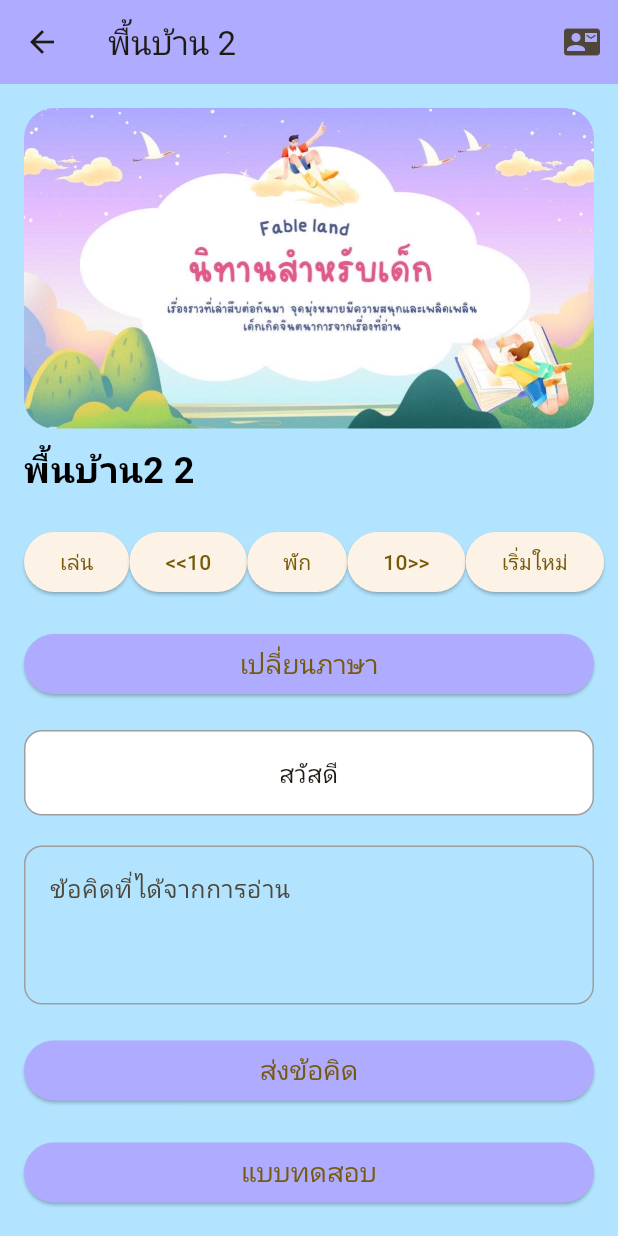
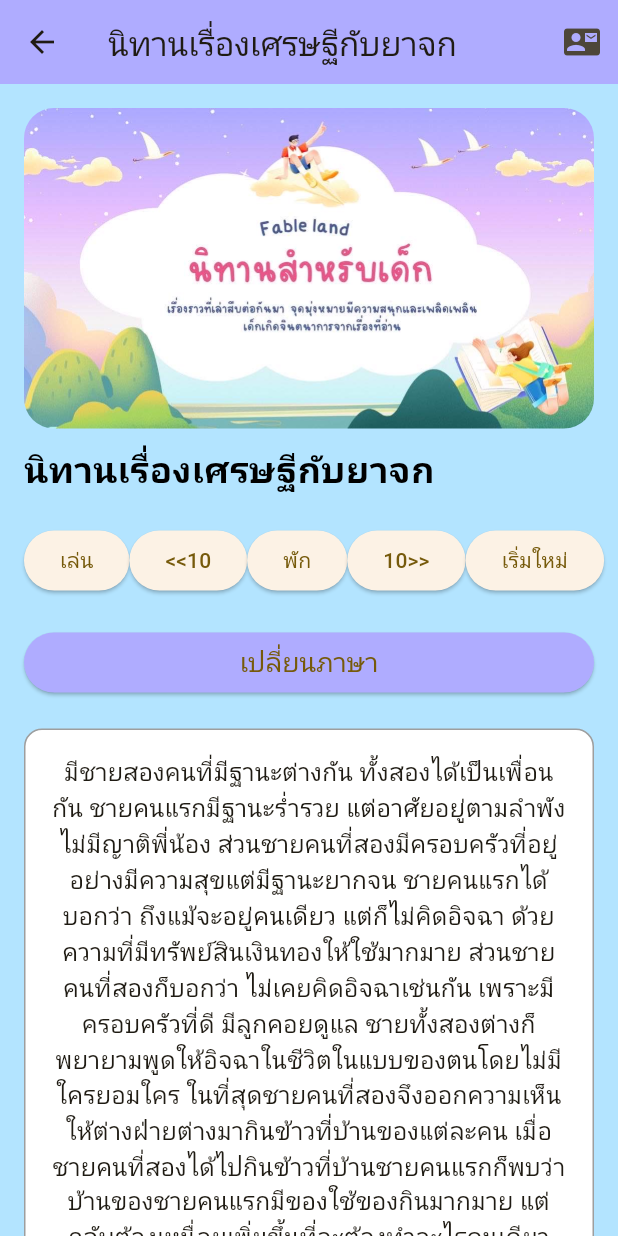
Before and after one commit to Tinz2/fableland, a Flutter app: the fable02 screen opened by its route, on a phone screen of 412 x 824 dp. Run offline on Flutter 3.47's test engine with Material 3 defaults, Android fonts, the phone set to English and light mode, and no system bars; our stand-ins replace audioplayers, lottie, webview_flutter.

Commit message:
นิทานพื้นบ้าน2

```diff
--- a/lib/fable2.dart
+++ b/lib/fable2.dart
@@ -17,7 +17,8 @@
   bool _isPlaying = false;
   Duration _currentPosition = Duration.zero;
 
-  final String _storyTh = 'สวัสดี'; // Thai story
+  final String _storyTh =
+      'มีชายสองคนที่มีฐานะต่างกัน ทั้งสองได้เป็นเพื่อนกัน ชายคนแรกมีฐานะร่ำรวย แต่อาศัยอยู่ตามลำพัง ไม่มีญาติพี่น้อง ส่วนชายคนที่สองมีครอบครัวที่อยู่อย่างมีความสุขแต่มีฐานะยากจน ชายคนแรกได้บอกว่า ถึงแม้จะอยู่คนเดียว แต่ก็ไม่คิดอิจฉา ด้วยความที่มีทรัพย์สินเงินทองให้ใช้มากมาย ส่วนชายคนที่สองก็บอกว่า ไม่เคยคิดอิจฉาเช่นกัน เพราะมีครอบครัวที่ดี มีลูกคอยดูแล ชายทั้งสองต่างก็พยายามพูดให้อิจฉาในชีวิตในแบบของตนโดยไม่มีใครยอมใคร ในที่สุดชายคนที่สองจึงออกความเห็นให้ต่างฝ่ายต่างมากินข้าวที่บ้านของแต่ละคน เมื่อชายคนที่สองได้ไปกินข้าวที่บ้านชายคนแรกก็พบว่าบ้านของชายคนแรกมีของใช้ของกินมากมาย แต่กลับต้องเหนื่อยเพิ่มขึ้นที่จะต้องทำอะไรคนเดียว และเมื่อชายคนแรกไปกินข้าวที่บ้านของชายคนที่สองก็พบว่า เขาไม่ต้องทำอะไรเลย เพราะมีลูก ๆ คอยช่วยเหลืองานบ้านต่าง ๆ และกินข้าวกันอย่างพร้อมหน้าพร้อมตา'; // Thai story
   final String _storyEn = 'Hi'; // English story
 
   final List<Map<String, String>> _quizOptions = [
@@ -109,7 +110,8 @@
   }
 
   Future<void> _playAudio() async {
-     await _audioPlayer.play(AssetSource('sound/22.mp3')); // เปลี่ยนเป็นชื่อไฟล์เสียงของคุณ
+    await _audioPlayer
+        .play(AssetSource('sound/22.mp3')); // เปลี่ยนเป็นชื่อไฟล์เสียงของคุณ
     await _audioPlayer.resume();
     _isPlaying = true;
   }
@@ -151,7 +153,7 @@
     return Scaffold(
       appBar: AppBar(
         backgroundColor: Color.fromRGBO(175, 172, 255, 1),
-        title: Text('พื้นบ้าน 2'), // แสดงชื่อเรื่องแทนโลโก้
+        title: Text('นิทานเรื่องเศรษฐีกับยาจก'), // แสดงชื่อเรื่องแทนโลโก้
         actions: [
           IconButton(
             icon: Icon(Icons.contact_mail),
@@ -165,7 +167,7 @@
           ),
         ],
       ),
-       backgroundColor: Color.fromRGBO(179, 228, 255, 100),
+      backgroundColor: Color.fromRGBO(179, 228, 255, 100),
       body: SingleChildScrollView(
         child: Padding(
           padding: const EdgeInsets.all(16.0),
@@ -182,7 +184,7 @@
               ),
               SizedBox(height: 10),
               Text(
-                'พื้นบ้าน2 2',
+                'นิทานเรื่องเศรษฐีกับยาจก',
                 style: TextStyle(
                   fontSize: 24,
                   fontWeight: FontWeight.bold,
@@ -193,7 +195,7 @@
               SizedBox(height: 20),
 
               // Control buttons
-               Row(
+              Row(
                 mainAxisAlignment: MainAxisAlignment.spaceEvenly,
                 children: [
                   ElevatedButton(
```
